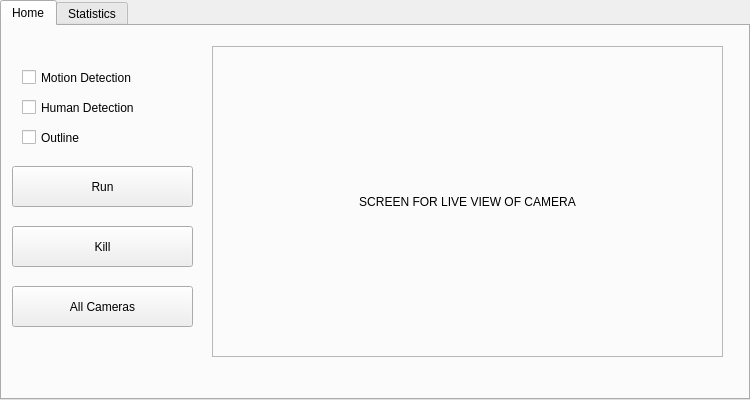
Above: sources/mainwindow.ui from ChicoState/SmartCCTV before the change. Below: the same form after it.
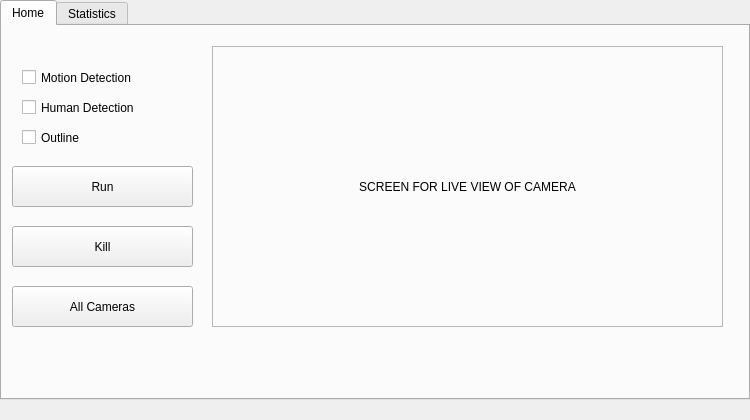
That is the form after the change.

Commit message: resized label for message

```diff
--- a/sources/mainwindow.ui
+++ b/sources/mainwindow.ui
@@ -7,7 +7,7 @@
     <x>0</x>
     <y>0</y>
     <width>750</width>
-    <height>400</height>
+    <height>420</height>
    </rect>
   </property>
   <property name="sizePolicy">
@@ -104,9 +104,9 @@
      <widget class="QLabel" name="daemon_label">
       <property name="geometry">
        <rect>
-        <x>220</x>
+        <x>10</x>
         <y>320</y>
-        <width>301</width>
+        <width>711</width>
         <height>21</height>
        </rect>
       </property>
@@ -136,7 +136,7 @@
         <x>210</x>
         <y>20</y>
         <width>511</width>
-        <height>311</height>
+        <height>281</height>
        </rect>
       </property>
       <property name="frameShape">
```
The commit also changes 1 other file.
